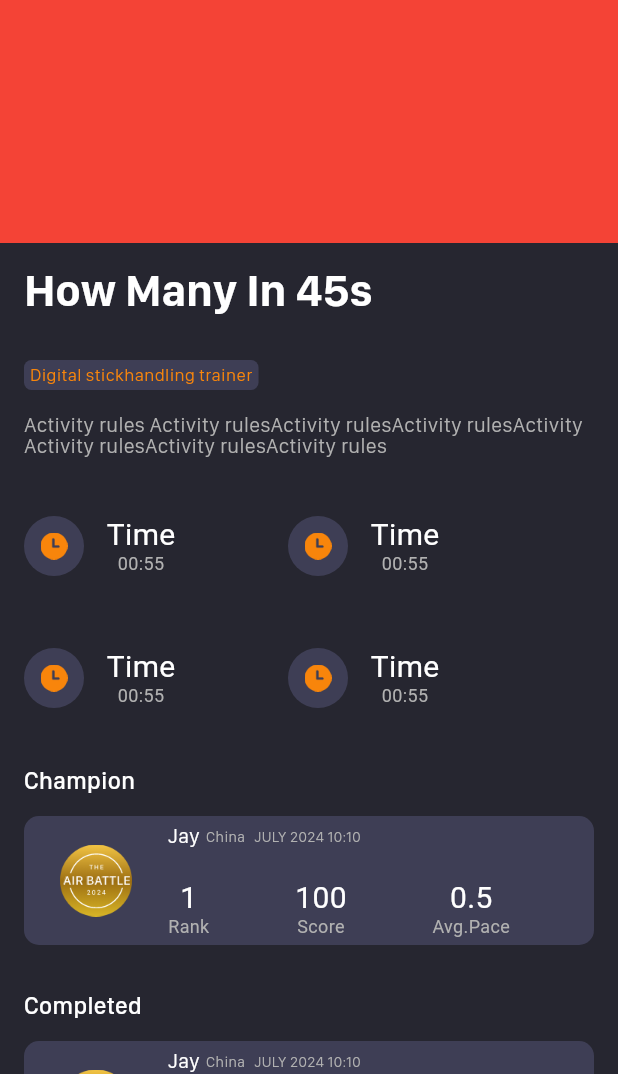
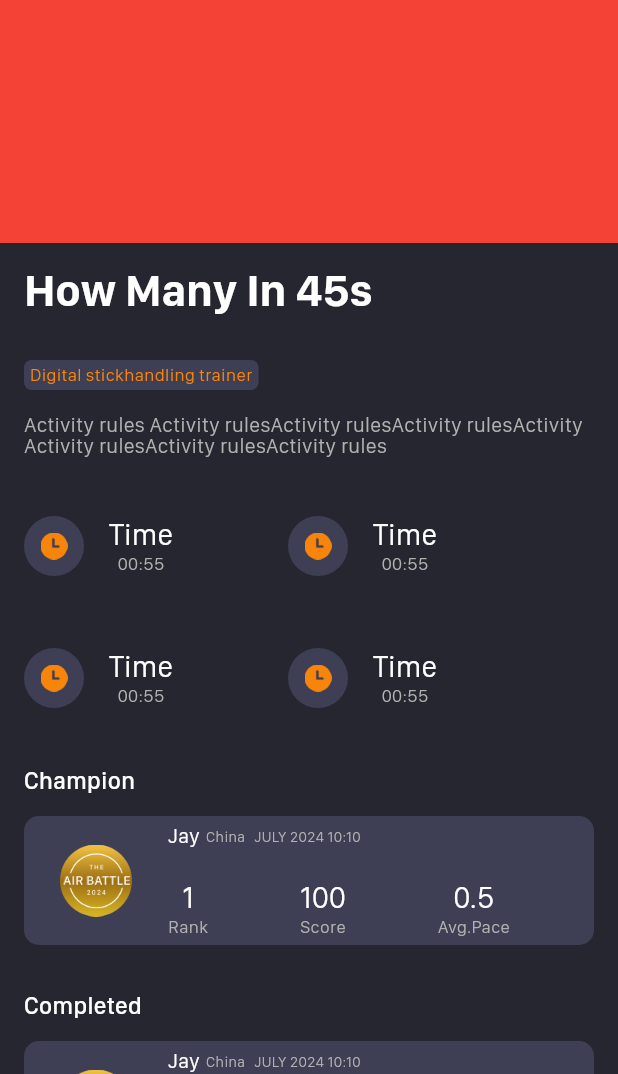
Before and after one commit to TengTeNJ/ballhandler, a Flutter app: the AirBattleHomeController screen opened directly, after a tap on "Under Way", on a phone screen of 412 x 824 dp, the part 162-1236 px from its top. Run offline on Flutter 3.47's test engine with Material 3 defaults, Android fonts, the phone set to English and light mode, and no system bars; our stand-ins replace camera, date_format, dio, flutter_easyloading, flutter_screenutil, get_it and 7 more; missing offline and left inert: flutter_reactive_ble, mobkit_dashed_border, tt_indicator, video_thumbnail; accounts and stored records are empty; network calls fail.

Commit message:
视频播放优化

```diff
--- a/lib/controllers/ranking/my_stats_controller.dart
+++ b/lib/controllers/ranking/my_stats_controller.dart
@@ -26,7 +26,7 @@ class _MyStatsControllerState extends State<MyStatsController> {
       var random = Random();
       int randomNumber = random.nextInt(11);
       MyStatsModel model = MyStatsModel();
-      model.speed = randomNumber/10;
+      model.speed = randomNumber/10 + 1;
       model.indexString = (i+1).toString();
       datas.add(model);
       temp = temp<model.speed ?model.speed : temp;
--- a/lib/models/game/game_over_model.dart
+++ b/lib/models/game/game_over_model.dart
@@ -10,6 +10,7 @@ class GameOverModel {
   String rank = '-';
   String endTime = 'Mar 31.2024 10.30';
   String? videoPath = ''; //  视频路径
+  String Integral = '1'; // 积分，默认为1
   factory GameOverModel.fromJson(Map<String, dynamic> json) =>
       _$GameOverModelFromJson(json);
 
--- a/lib/models/global/user_info.dart
+++ b/lib/models/global/user_info.dart
@@ -5,7 +5,7 @@ import 'package:provider/provider.dart';
 
 // 用户信息模型
 class UserModel extends ChangeNotifier {
-  String _userName = 'Mike'; // 同户名
+  String _userName = 'Guest'; // 同户名
   String _avgPace = '1.0'; // 平均速度
   String _totalScore = '1000'; // 总得分
   String _totalTime = '4500'; // 总时常
--- a/lib/route/route.dart
+++ b/lib/route/route.dart
@@ -72,8 +72,8 @@ class Routes {
         return MaterialPageRoute(builder: (_)=> GameProcessController(camera: camera,));
       }
       case videoplay:{
-        final  String path = settings.arguments as String;
-        return MaterialPageRoute(builder: (_)=> VideoPlayController(videoPath: path,));
+        final  GameOverModel model = settings.arguments as GameOverModel;
+        return MaterialPageRoute(builder: (_)=> VideoPlayController(model: model,));
       }
       case todaydata:
         return MaterialPageRoute(builder: (_) => TodayDataController());
--- a/lib/services/http/rank.dart
+++ b/lib/services/http/rank.dart
@@ -32,7 +32,7 @@ class Rank{
         model.rankNumber = !ISEmpty(_map['rankNumber']) ?  _map['rankNumber'].toString() :'--';
         model.nickName = !ISEmpty(_map['nickName']) ?  _map['nickName'].toString() :'--';
         model.avatar = !ISEmpty(_map['avatar']) ?  _map['avatar'].toString() :'';
-        model.country = !ISEmpty(_map['country']) ?  _map['country'].toString() :'--';
+        model.country = !ISEmpty(_map['country']) ?  _map['country'].toString() :'China';
         _list.add(model);
       });
       return ApiResponse(
--- a/lib/views/ranking/ranking_item_view.dart
+++ b/lib/views/ranking/ranking_item_view.dart
@@ -52,7 +52,7 @@ class _RankingItemViewState extends State<RankingItemView> {
                   ),
                 ),
                 SizedBox(width: 8,),
-                Constants.mediumWhiteTextWidget(widget.model.nickName.toString(), 20),
+                Constants.mediumWhiteTextWidget(widget.model.nickName.toString().length > 7 ? widget.model.nickName.toString().substring(0,6):widget.model.nickName.toString(), 20),
                 SizedBox(width: 8,),
                 Constants.regularGreyTextWidget(widget.model.country.toString(), 10),
               ],),
--- a/lib/widgets/base/top_bottom_text_view.dart
+++ b/lib/widgets/base/top_bottom_text_view.dart
@@ -14,7 +14,7 @@ class TBTextView extends StatelessWidget {
     required this.title,
     required this.detailTitle,
     this.titleColor = Colors.white,
-    this.detailColor = const Color.fromRGBO(177, 177, 177, 1) ,
+    this.detailColor = const Color.fromRGBO(177, 177, 177, 1),
     this.titleFontSize = 20,
     this.detailFontSize = 12,
   });
@@ -22,17 +22,27 @@ class TBTextView extends StatelessWidget {
   @override
   Widget build(BuildContext context) {
     return Column(
-      mainAxisAlignment:  MainAxisAlignment.center,
+      mainAxisAlignment: MainAxisAlignment.center,
       crossAxisAlignment: CrossAxisAlignment.center,
       children: [
         Text(
           title,
-          style: TextStyle(color: titleColor, fontSize: titleFontSize,height: 1.0),
+          style: TextStyle(
+              color: titleColor,
+              fontFamily: 'SanFranciscoDisplay',
+              fontSize: titleFontSize,
+              height: 1.0),
         ),
-        SizedBox(height: 4,),
+        SizedBox(
+          height: 4,
+        ),
         Text(
           detailTitle,
-          style: TextStyle(color: detailColor, fontSize: detailFontSize,height: 1.0),
+          style: TextStyle(
+              color: detailColor,
+              fontFamily: 'SanFranciscoDisplay',
+              fontSize: detailFontSize,
+              height: 1.0),
         ),
       ],
     );
```
Also changed, not shown: lib/controllers/participants/home_page_view.dart (+8 -0 lines), lib/controllers/participants/video_play_controller.dart (+67 -5 lines), lib/views/participants/game_over_data_view.dart (+3 -4 lines), lib/views/participants/player_bottom_view.dart (added, +81 -0 lines), images/airbattle/airbattle_little.png (added), images/participants/share.png (added).
